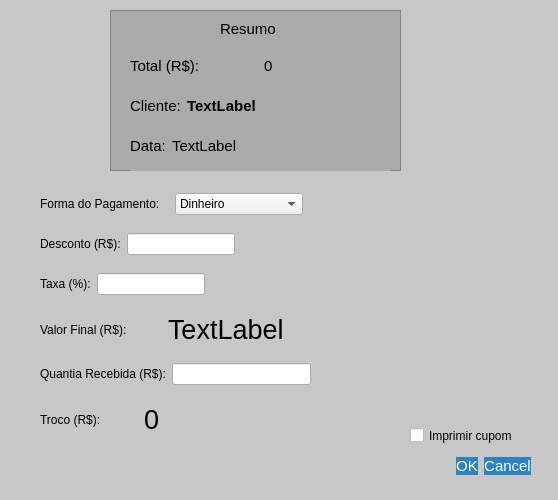
GabR36/QEstoqueLoja, file pagamento.ui: the form before one commit.
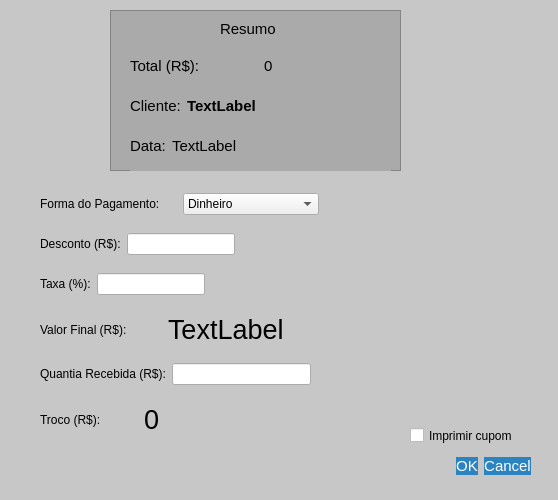
The form after the commit. Icons and pictures are not drawn.

What changed in the file:
```diff
--- a/pagamento.ui
+++ b/pagamento.ui
@@ -77,7 +77,7 @@
     <rect>
      <x>40</x>
      <y>190</y>
-     <width>263</width>
+     <width>279</width>
      <height>28</height>
     </rect>
    </property>
```
Left out of the diff: 4 changed lines with no effect on the pictures.
